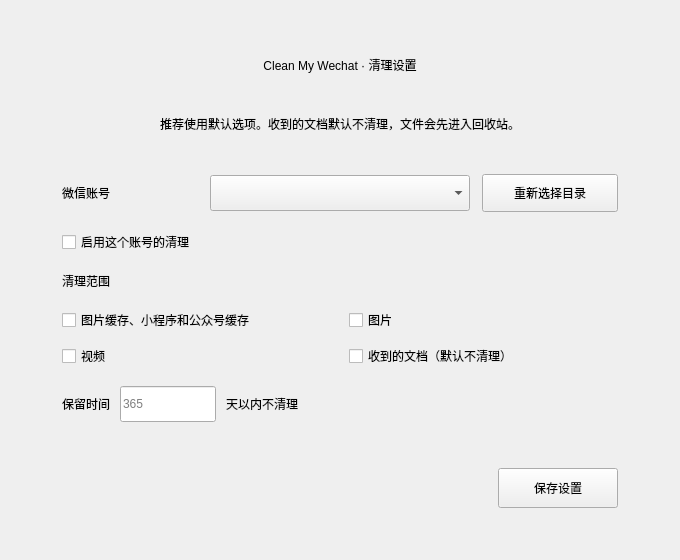
Old version of the form images/config.ui in the repository blackboxo/CleanMyWechat.
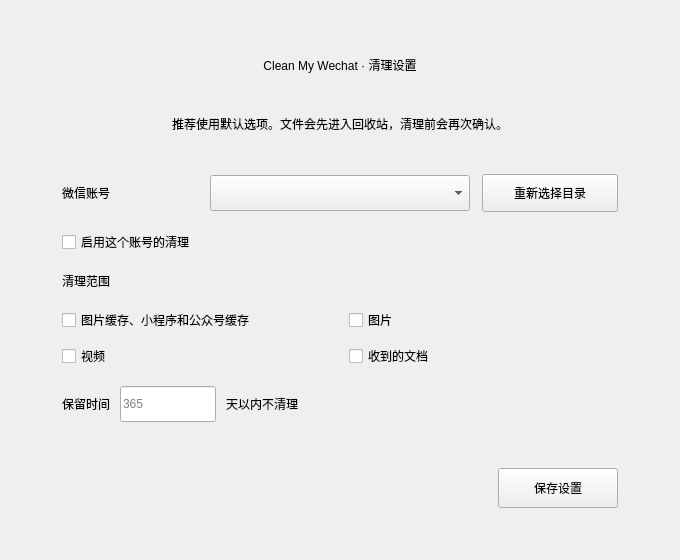
New version of the form. Icons and pictures are not drawn.

Commit message: Fix account detection and settings checkboxes

Patch:
```diff
--- a/images/config.ui
+++ b/images/config.ui
@@ -69,13 +69,34 @@
 QCheckBox {
     color: #31483d;
     font-size: 14px;
-    spacing: 8px;
+    spacing: 10px;
 }
-QCheckBox::indicator::unchecked {
-    image: url(:/icon/复选.svg);
+QCheckBox::indicator {
+    width: 18px;
+    height: 18px;
+    border-radius: 4px;
 }
-QCheckBox::indicator::checked {
-    image: url(:/icon/复选1.svg);
+QCheckBox::indicator:unchecked {
+    background-color: #f8fbf7;
+    border: 1px solid #b8d4c1;
+}
+QCheckBox::indicator:checked {
+    background-color: #16a85a;
+    border: 1px solid #149550;
+}
+QCheckBox#check_is_clean {
+    color: #274135;
+    background-color: #e8f6ed;
+    border: 1px solid #c8e8d2;
+    border-radius: 14px;
+    padding: 12px 16px;
+    font-size: 15px;
+    font-weight: 600;
+}
+QCheckBox#check_is_clean::indicator {
+    width: 20px;
+    height: 20px;
+    border-radius: 5px;
 }
 QPushButton {
     min-height: 38px;
@@ -155,7 +176,7 @@
           </size>
          </property>
          <property name="text">
-          <string>推荐使用默认选项。收到的文档默认不清理，文件会先进入回收站。</string>
+          <string>推荐使用默认选项。文件会先进入回收站，清理前会再次确认。</string>
          </property>
          <property name="alignment">
           <set>Qt::AlignCenter</set>
@@ -254,7 +275,7 @@
          <item row="1" column="1">
           <widget class="QCheckBox" name="check_files">
            <property name="text">
-            <string>收到的文档（默认不清理）</string>
+            <string>收到的文档</string>
            </property>
           </widget>
          </item>
```
The commit also changes 2 other files.
